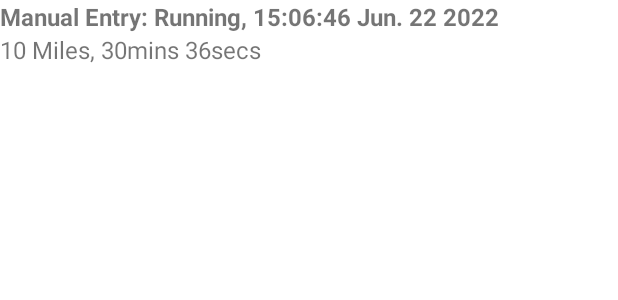
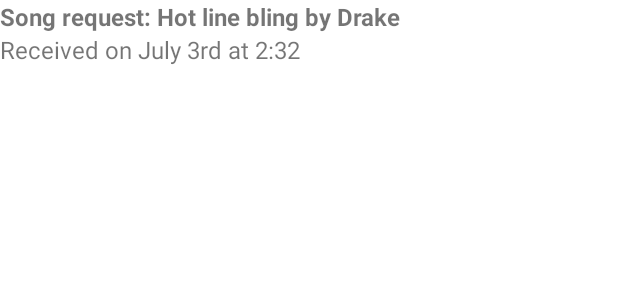
Before and after one commit to sma3134/Nightclub-App, an Android app: the layout request_layout_adapter_item.xml on its own in the app's theme, with its tools: preview values and no code run, on a phone screen of 412 x 824 dp. Shown: the top 300 px of the screen. Run offline under Robolectric (Android 15) with nearby library versions, the phone set to English and light mode, and no system bars.

Commit message:
Show correct info for dj req

```diff
--- a/app/src/main/java/group_17/nightclubapp/com/login/ManageRequestActivity.kt
+++ b/app/src/main/java/group_17/nightclubapp/com/login/ManageRequestActivity.kt
@@ -57,7 +57,8 @@ class ManageRequestActivity : AppCompatActivity(), ValueEventListener {
         requestListView.adapter = arrayAdapter
 
         viewModel.requestList.observe(this) {
-            arrayAdapter.replace(it)
+            val reversed = it.reversed()
+            arrayAdapter.replace(reversed)
             arrayAdapter.notifyDataSetChanged()
         }
 
--- a/app/src/main/res/layout/request_layout_adapter_item.xml
+++ b/app/src/main/res/layout/request_layout_adapter_item.xml
@@ -5,24 +5,23 @@
     android:orientation="horizontal">
 
     <TextView
-        android:id="@+id/first_line_text"
+        android:id="@+id/dj_request_text"
         android:layout_width="wrap_content"
         android:layout_height="wrap_content"
-        android:maxLines="2"
         android:textStyle="bold"
-        tools:text="Manual Entry: Running, 15:06:46 Jun. 22 2022"
+        tools:text="Song request: Hot line bling by Drake"
         android:layout_alignParentStart="true"
         android:layout_alignParentTop="true"
         android:textSize="16sp" />
 
 
     <TextView
-        android:id="@+id/second_line_text"
+        android:id="@+id/dj_request_date_text"
         android:layout_width="wrap_content"
         android:layout_height="wrap_content"
         android:maxLines="1"
-        tools:text="10 Miles, 30mins 36secs"
-        android:layout_below="@+id/first_line_text"
+        tools:text="Received on July 3rd at 2:32"
+        android:layout_below="@+id/dj_request_text"
         android:layout_alignParentStart="true"
         android:textSize="16sp" />
 </RelativeLayout>
```
Also changed, not shown: app/src/main/java/group_17/nightclubapp/com/login/model/RequestListAdapter.kt (+4 -4 lines), app/src/main/java/group_17/nightclubapp/com/request/RequestFragment.kt (+1 -19 lines), app/src/main/java/group_17/nightclubapp/com/request/model/RequestDB.kt (+21 -0 lines).
